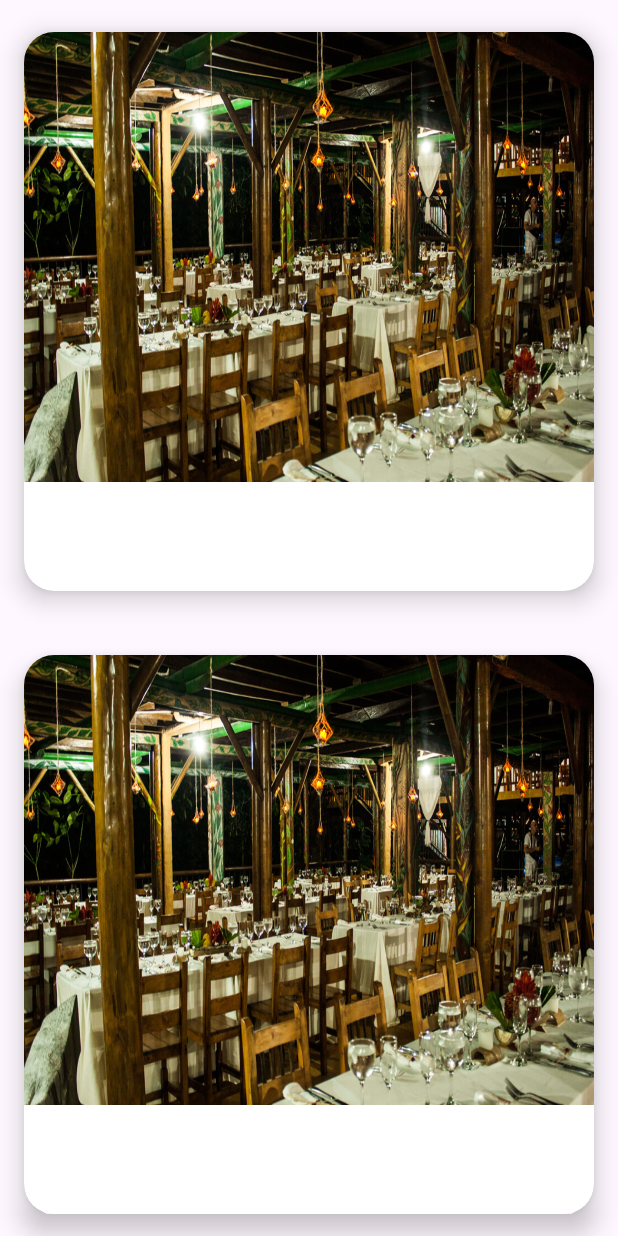
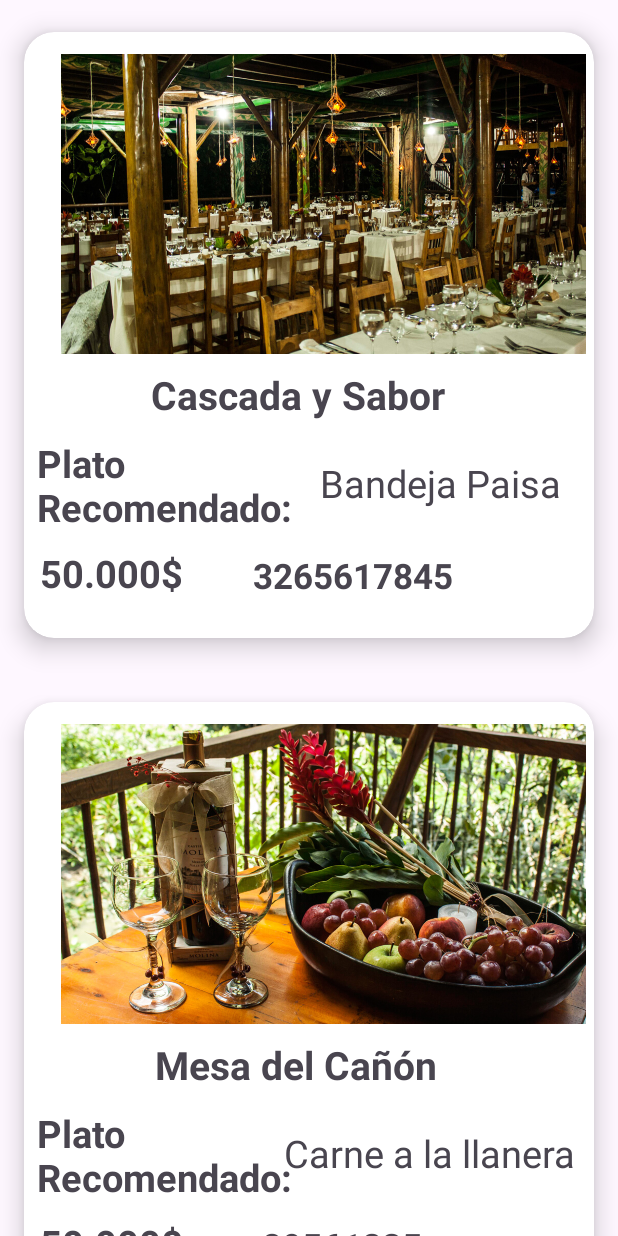
Before and after one commit to shadow00white/OctavoAnillo, an Android app: the ListaRestaurante screen opened directly, with no data from a screen before it, on a phone screen of 412 x 824 dp. Run offline under Robolectric (Android 15) with nearby library versions, the phone set to English and light mode, and no system bars; our stand-ins replace Firebase (no records; nobody signed in at launch, a user with empty details on screens opened directly).

Commit message:
se debe corregir x error (hay que encontrarlo)

```diff
--- a/app/src/main/java/adaptadores/AdaptadorRestaurante.java
+++ b/app/src/main/java/adaptadores/AdaptadorRestaurante.java
@@ -19,11 +19,14 @@ import java.util.ArrayList;
 public class AdaptadorRestaurante  extends RecyclerView.Adapter <AdaptadorRestaurante.viewHolder> {
 
     public ArrayList<MoldeRestaurante> listaRestaurante;
-     public int edad;
 
     public AdaptadorRestaurante() {
     }
 
+    public AdaptadorRestaurante(ArrayList<MoldeRestaurante> listaRestaurante) {
+        this.listaRestaurante = listaRestaurante;
+
+    }
     @NonNull
     @Override
     public AdaptadorRestaurante.viewHolder onCreateViewHolder(@NonNull ViewGroup parent, int viewType) {
@@ -41,32 +44,31 @@ public class AdaptadorRestaurante  extends RecyclerView.Adapter <AdaptadorRestau
         return listaRestaurante.size();
     }
 
-    public AdaptadorRestaurante(ArrayList<MoldeRestaurante> listaRestaurante) {
-        this.listaRestaurante = listaRestaurante;
-
-    }
 
     public class viewHolder extends RecyclerView.ViewHolder {
-        ImageView fotoHotel;
-        TextView nombreHotel;
-        TextView precioHotel;
-        TextView contactoHotel;
+        ImageView fotoRestaurante;
+        TextView nombreRestaurante;
+        TextView platoRecomendado;
+        TextView precioRestaurante;
+        TextView contactoRestaurante;
 
 
         public viewHolder(@NonNull View itemView) {
             super(itemView);
-            fotoHotel=itemView.findViewById(R.id.restaurante1);
-            nombreHotel=itemView.findViewById(R.id.nombrerestaurante);
-            precioHotel =itemView.findViewById(R.id.precio);
-            contactoHotel =itemView.findViewById(R.id.numerotelefono);
+            fotoRestaurante=itemView.findViewById(R.id.restaurante1);
+            nombreRestaurante=itemView.findViewById(R.id.nombrerestaurante);
+            precioRestaurante  =itemView.findViewById(R.id.precio);
+            contactoRestaurante=itemView.findViewById(R.id.numerotelefono);
+            platoRecomendado=itemView.findViewById(R.id.platoRecomendado);
 
         }
 
         public void actualizarDatos(MoldeRestaurante moldeRestaurante) {
-            fotoHotel.setImageResource(moldeRestaurante.getFoto());
-            nombreHotel.setText(moldeRestaurante.getNombreRestaurante());
-            precioHotel.setText(moldeRestaurante.getPrecio());
-            contactoHotel.setText(moldeRestaurante.getTelefono());
+            fotoRestaurante.setImageResource(moldeRestaurante.getFoto());
+            nombreRestaurante.setText(moldeRestaurante.getNombreRestaurante());
+            precioRestaurante .setText(moldeRestaurante.getPrecio());
+            contactoRestaurante.setText(moldeRestaurante.getTelefono());
+            platoRecomendado.setText(moldeRestaurante.getPlatoRecomendado());
 
             itemView.setOnClickListener(new View.OnClickListener() {
                 @Override
--- a/app/src/main/java/com/example/septimoanillo/AmpliandoHotel.java
+++ b/app/src/main/java/com/example/septimoanillo/AmpliandoHotel.java
@@ -22,8 +22,6 @@ public class AmpliandoHotel extends AppCompatActivity {
     ImageView FotoAmpliandoHotel2;
     ImageView FotoAmpliandoHotel3;
     RatingBar valoracionampliandohotel;
-    Button botonampliandohotel;
-
 
     @Override
     protected void onCreate(Bundle savedInstanceState) {
--- a/app/src/main/java/com/example/septimoanillo/AmpliandoRestaurante.java
+++ b/app/src/main/java/com/example/septimoanillo/AmpliandoRestaurante.java
@@ -19,15 +19,12 @@ public class AmpliandoRestaurante extends AppCompatActivity {
     MoldeRestaurante moldeRestaurante;
     ImageView  AmpliandoRestauranteFoto;
     TextView NombreAmpliandoRestaurante;
-
     TextView  PrecioAmpliandoRestaurante;
     TextView  AmpliandocelulaRestaurante;
     TextView  ccomentarioAmpliandoRestaurante;
     ImageView FotoAmpliandoRestautante2;
     ImageView FotoAmpliandoRestaurante3;
     RatingBar valoracionampliandoRestaurante;
-    Button botonampliandohotel;
-
 
     @SuppressLint("MissingInflatedId")
     @Override
--- a/app/src/main/java/com/example/septimoanillo/ListaRestaurante.java
+++ b/app/src/main/java/com/example/septimoanillo/ListaRestaurante.java
@@ -76,11 +76,11 @@ public class ListaRestaurante extends AppCompatActivity {
 
     }
     public void llenarListaConDatosR (){
-        ListaRestaurante.add(new MoldeRestaurante("Cascada y Sabor","Josh Prieto", "3265617845","50.000$",R.drawable.restaurante1,"Bandeja Paisa","El restaurante Cascada y Sabor ofrece sabores auténticos en un entorno natural que deleita los sentidos",R.drawable.ampliandoresta1,R.drawable.ampliandoresta2,4f ));
-        ListaRestaurante.add(new MoldeRestaurante("Mesa del Cañón","Josh Prieto", "89561235","50.000$",R.drawable.restaurante,"Carne a la llanera", "Una experiencia gastronómica única que combina sabor y ambiente con maestría excepcional",R.drawable.mesadel1,R.drawable.mesadel2,4f));
-        ListaRestaurante.add(new MoldeRestaurante("Rincón Gastronómico ","", "389654124","50.000$",R.drawable.restaurante3,"Ramen criollo","Un destino culinario que deslumbra con sus platos exquisitos y atmósfera acogedora",R.drawable.rincongastro1,R.drawable.rincongastro2,4f));
-        ListaRestaurante.add(new MoldeRestaurante("Delicias del Rio","Jairo la parrilla", "3265623120","50.000$",R.drawable.restaurante4,"Variedad del sabor "," Un festín de sabores frescos que te transporta a las orillas de la naturaleza",R.drawable.deliciadelrio1,R.drawable.deliciadelrio2,5f));
-        ListaRestaurante.add(new MoldeRestaurante(" Carbón y Leña","Doña Paella", "89512356","50.000$",R.drawable.restaurante5," Sal al Mar","Carbon y Leña: Donde la brasa y la pasión culinaria se unen para crear platos irresistibles",R.drawable.rincongastro1,R.drawable.rincongastro2,4f));
+        ListaRestaurante.add(new MoldeRestaurante("Cascada y Sabor", "3265617845","50.000$","Bandeja Paisa",R.drawable.restaurante1,"El restaurante Cascada y Sabor ofrece sabores auténticos en un entorno natural que deleita los sentidos",R.drawable.ampliandoresta1,R.drawable.ampliandoresta2,4f ));
+        ListaRestaurante.add(new MoldeRestaurante("Mesa del Cañón", "89561235","50.000$","Carne a la llanera",R.drawable.restaurante, "Una experiencia gastronómica única que combina sabor y ambiente con maestría excepcional",R.drawable.mesadel1,R.drawable.mesadel2,4f));
+        ListaRestaurante.add(new MoldeRestaurante("Rincón Gastronómico ", "389654124","50.000$","Ramen criollo",R.drawable.restaurante3,"Un destino culinario que deslumbra con sus platos exquisitos y atmósfera acogedora",R.drawable.rincongastro1,R.drawable.rincongastro2,4f));
+        ListaRestaurante.add(new MoldeRestaurante("Delicias del Rio", "3265623120","50.000$","Variedad del sabor ",R.drawable.restaurante4," Un festín de sabores frescos que te transporta a las orillas de la naturaleza",R.drawable.deliciadelrio1,R.drawable.deliciadelrio2,5f));
+        ListaRestaurante.add(new MoldeRestaurante(" Carbón y Leña", "89512356","50.000$"," Sal al Mar",R.drawable.restaurante5,"Carbon y Leña: Donde la brasa y la pasión culinaria se unen para crear platos irresistibles",R.drawable.rincongastro1,R.drawable.rincongastro2,4f));
     }
 }
 
--- a/app/src/main/java/com/example/septimoanillo/moldes/MoldeHotel.java
+++ b/app/src/main/java/com/example/septimoanillo/moldes/MoldeHotel.java
@@ -10,7 +10,7 @@ public class MoldeHotel implements Serializable {
     private String comentario;
     private Integer fotoAdicional;
     private  Integer fotoAdicional2;
-    private float valoracion;
+    private Float valoracion;
 
     private int button;  // preguntar que tipo de dato es el boton para agregarlo al adaptador y molde hotel
 
@@ -88,7 +88,7 @@ public class MoldeHotel implements Serializable {
         this.fotoAdicional2 = fotoAdicional2;
     }
 
-    public float getValoracion() {
+    public Float getValoracion() {
         return valoracion;
     }
 
--- a/app/src/main/java/com/example/septimoanillo/moldes/MoldeRestaurante.java
+++ b/app/src/main/java/com/example/septimoanillo/moldes/MoldeRestaurante.java
@@ -5,29 +5,16 @@ import java.io.Serializable;
 public class MoldeRestaurante implements Serializable {
 
     private String nombreRestaurante;
-    private String nombrecontacto;
     private String telefono;
     private String precio;
-
+    private String platoRecomendado;
     private Integer foto;
     private String comentario;
     private Integer fotoAdicional;
-    private  Integer fotoAdicional2;
+    private Integer fotoAdicional2;
     private float valoracion;
 
-    public MoldeRestaurante(String cascadaYSabor, String joshPrieto, String s, String s1, int restaurante1, String bandejaPaisa, String s2, int ampliandoresta1, int ampliandoresta2, float v) {
-    }
-
-    public MoldeRestaurante(String nombreRestaurante, String nombrecontacto, String telefono, String precio, Integer foto, String comentario, Integer fotoAdicional, Integer fotoAdicional2, float valoracion) {
-        this.nombreRestaurante = nombreRestaurante;
-        this.nombrecontacto = nombrecontacto;
-        this.telefono = telefono;
-        this.precio = precio;
-        this.foto = foto;
-        this.comentario = comentario;
-        this.fotoAdicional = fotoAdicional;
-        this.fotoAdicional2 = fotoAdicional2;
-        this.valoracion = valoracion;
+    public MoldeRestaurante() {
     }
 
     public String getNombreRestaurante() {
@@ -36,14 +23,6 @@ public class MoldeRestaurante implements Serializable {
 
     public void setNombreRestaurante(String nombreRestaurante) {
         this.nombreRestaurante = nombreRestaurante;
-    }
-
-    public String getNombrecontacto() {
-        return nombrecontacto;
-    }
-
-    public void setNombrecontacto(String nombrecontacto) {
-        this.nombrecontacto = nombrecontacto;
     }
 
     public String getTelefono() {
@@ -60,6 +39,14 @@ public class MoldeRestaurante implements Serializable {
 
     public void setPrecio(String precio) {
         this.precio = precio;
+    }
+
+    public String getPlatoRecomendado() {
+        return platoRecomendado;
+    }
+
+    public void setPlatoRecomendado(String platoRecomendado) {
+        this.platoRecomendado = platoRecomendado;
     }
 
     public Integer getFoto() {
@@ -101,4 +88,20 @@ public class MoldeRestaurante implements Serializable {
     public void setValoracion(float valoracion) {
         this.valoracion = valoracion;
     }
+
+    public MoldeRestaurante(String nombreRestaurante, String telefono, String precio, String platoRecomendado, Integer foto, String comentario, Integer fotoAdicional, Integer fotoAdicional2, float valoracion) {
+        this.nombreRestaurante = nombreRestaurante;
+        this.telefono = telefono;
+        this.precio = precio;
+        this.platoRecomendado = platoRecomendado;
+        this.foto = foto;
+        this.comentario = comentario;
+        this.fotoAdicional = fotoAdicional;
+        this.fotoAdicional2 = fotoAdicional2;
+        this.valoracion = valoracion;
+
+    }
+
+
+
 }
--- a/app/src/main/res/layout/molderestaurante.xml
+++ b/app/src/main/res/layout/molderestaurante.xml
@@ -3,6 +3,7 @@
 <androidx.cardview.widget.CardView
     xmlns:android="http://schemas.android.com/apk/res/android"
     xmlns:app="http://schemas.android.com/apk/res-auto"
+    xmlns:tools="http://schemas.android.com/tools"
     app:cardCornerRadius="20dp"
     app:cardElevation="10dp"
     app:cardUseCompatPadding="true"
@@ -10,51 +11,76 @@
     android:layout_height="wrap_content">
 
     <androidx.constraintlayout.widget.ConstraintLayout
-        android:layout_width="match_parent"
-        android:layout_height="match_parent"
-        >
+        android:layout_width="443dp"
+        android:layout_height="404dp">
 
         <ImageView
             android:id="@+id/restaurante1"
-            android:layout_width="wrap_content"
-            android:layout_height="300dp"
+            android:layout_width="350dp"
+            android:layout_height="200dp"
+            android:scaleType="fitXY"
+            android:src="@drawable/restaurante1"
+            app:layout_constraintBottom_toBottomOf="parent"
+            app:layout_constraintEnd_toEndOf="parent"
+            app:layout_constraintHorizontal_bias="0.262"
+            app:layout_constraintStart_toStartOf="parent"
             app:layout_constraintTop_toTopOf="parent"
-            app:layout_constraintStart_toStartOf="parent"
-            app:layout_constraintEnd_toEndOf="parent"
-            app:layout_constraintBottom_toBottomOf="parent"
-            android:src="@drawable/restaurante1"
-            android:scaleType="fitXY"
-            app:layout_constraintVertical_bias="0"
-            />
+            app:layout_constraintVertical_bias="0.071" />
 
         <TextView
             android:id="@+id/nombrerestaurante"
             android:layout_width="wrap_content"
             android:layout_height="wrap_content"
-            app:layout_constraintTop_toBottomOf="@id/restaurante1"
-            app:layout_constraintStart_toStartOf="parent"
-            app:layout_constraintEnd_toEndOf="parent"
-            app:layout_constraintBottom_toBottomOf="parent"
-            app:layout_constraintHorizontal_bias="0.08"
-            app:layout_constraintVertical_bias="0.071"
             android:text="Cascada y Sabor"
             android:textSize="26dp"
             android:textStyle="bold"
-            />
+            app:layout_constraintBottom_toBottomOf="parent"
+            app:layout_constraintEnd_toEndOf="parent"
+            app:layout_constraintHorizontal_bias="0.341"
+            app:layout_constraintStart_toStartOf="parent"
+            app:layout_constraintTop_toBottomOf="@id/restaurante1"
+            app:layout_constraintVertical_bias="0.06" />
+
+        <TextView
+            android:id="@+id/plato"
+            android:layout_width="171dp"
+            android:layout_height="58dp"
+            android:text="Plato Recomendado:"
+            android:textSize="25dp"
+            android:textStyle="bold"
+            app:layout_constraintBottom_toBottomOf="parent"
+            app:layout_constraintEnd_toEndOf="parent"
+            app:layout_constraintHorizontal_bias="0.031"
+            app:layout_constraintStart_toStartOf="parent"
+            app:layout_constraintTop_toBottomOf="@id/nombrerestaurante"
+            app:layout_constraintVertical_bias="0.123" />
+
+        <TextView
+            android:id="@+id/platoRecomendado"
+            android:layout_width="wrap_content"
+            android:layout_height="wrap_content"
+            android:text="Bandeja Paisa"
+            android:textSize="25dp"
+            app:layout_constraintBottom_toBottomOf="parent"
+            app:layout_constraintEnd_toEndOf="parent"
+            app:layout_constraintHorizontal_bias="0.697"
+            app:layout_constraintStart_toStartOf="parent"
+            app:layout_constraintTop_toBottomOf="@id/nombrerestaurante"
+            app:layout_constraintVertical_bias="0.216" />
 
         <TextView
             android:id="@+id/precio"
             android:layout_width="wrap_content"
             android:layout_height="wrap_content"
+            android:text="110.000 $"
+            android:textSize="25dp"
+            android:textStyle="bold"
+            app:layout_constraintBottom_toBottomOf="parent"
+            app:layout_constraintEnd_toEndOf="parent"
+            app:layout_constraintHorizontal_bias="0.03"
+            app:layout_constraintStart_toStartOf="parent"
             app:layout_constraintTop_toBottomOf="@id/nombrerestaurante"
-            app:layout_constraintStart_toStartOf="parent"
-            app:layout_constraintEnd_toEndOf="parent"
-            app:layout_constraintBottom_toBottomOf="parent"
-            app:layout_constraintVertical_bias="0.0"
-            app:layout_constraintHorizontal_bias="0.07"
-            android:text="110.000 $"
-            android:textStyle="bold"
-            android:textSize="25dp"
+            app:layout_constraintVertical_bias="0.765"
 
             />
 
@@ -62,16 +88,15 @@
             android:id="@+id/numerotelefono"
             android:layout_width="wrap_content"
             android:layout_height="wrap_content"
+            android:text="Contacto: 3102325680"
+            android:textSize="23dp"
+            android:textStyle="bold"
+            app:layout_constraintBottom_toBottomOf="parent"
+            app:layout_constraintEnd_toEndOf="parent"
+            app:layout_constraintHorizontal_bias="0.228"
+            app:layout_constraintStart_toEndOf="@id/precio"
             app:layout_constraintTop_toBottomOf="@id/nombrerestaurante"
-            app:layout_constraintStart_toEndOf="@id/precio"
-            app:layout_constraintEnd_toEndOf="parent"
-            app:layout_constraintBottom_toBottomOf="parent"
-            app:layout_constraintVertical_bias="0.001"
-            app:layout_constraintHorizontal_bias="0.2"
-            android:textSize="23dp"
-            android:text="Contacto: 3102325680"
-            android:textStyle="bold"
-            />
+            app:layout_constraintVertical_bias="0.771" />
 
     </androidx.constraintlayout.widget.ConstraintLayout>
     </androidx.cardview.widget.CardView>
```
Also changed, not shown: app/src/main/java/adaptadores/AdaptadorHoteles.java (+0 -7 lines), app/src/main/java/adaptadores/AdaptadorTurismo.java (+19 -16 lines), app/src/main/java/com/example/septimoanillo/moldes/MoldeTurismo.java (+19 -11 lines), app/src/main/res/layout/moldeturismo.xml (+62 -37 lines).
